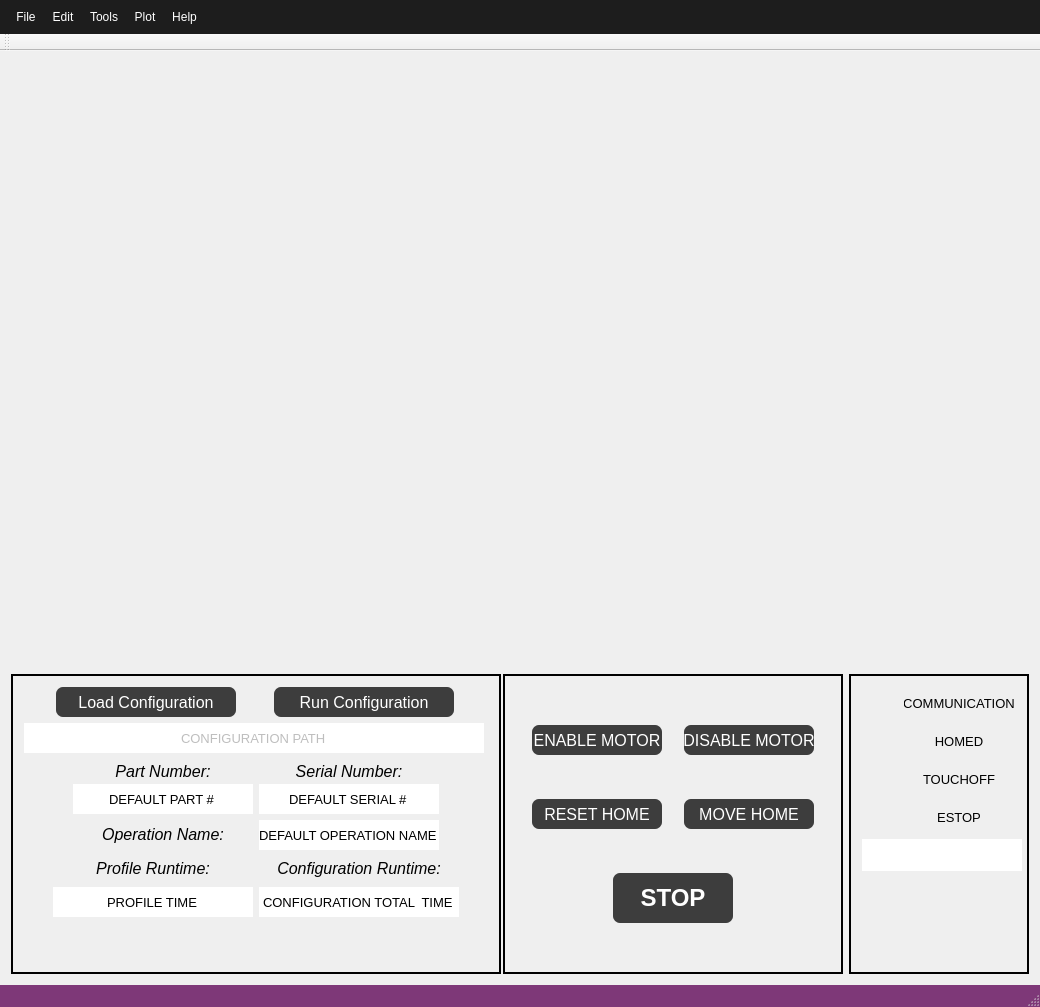
dmherrington/ECM-Control-System, file src/ECM_gui/ECM_controller_gui.ui: the form before one commit.
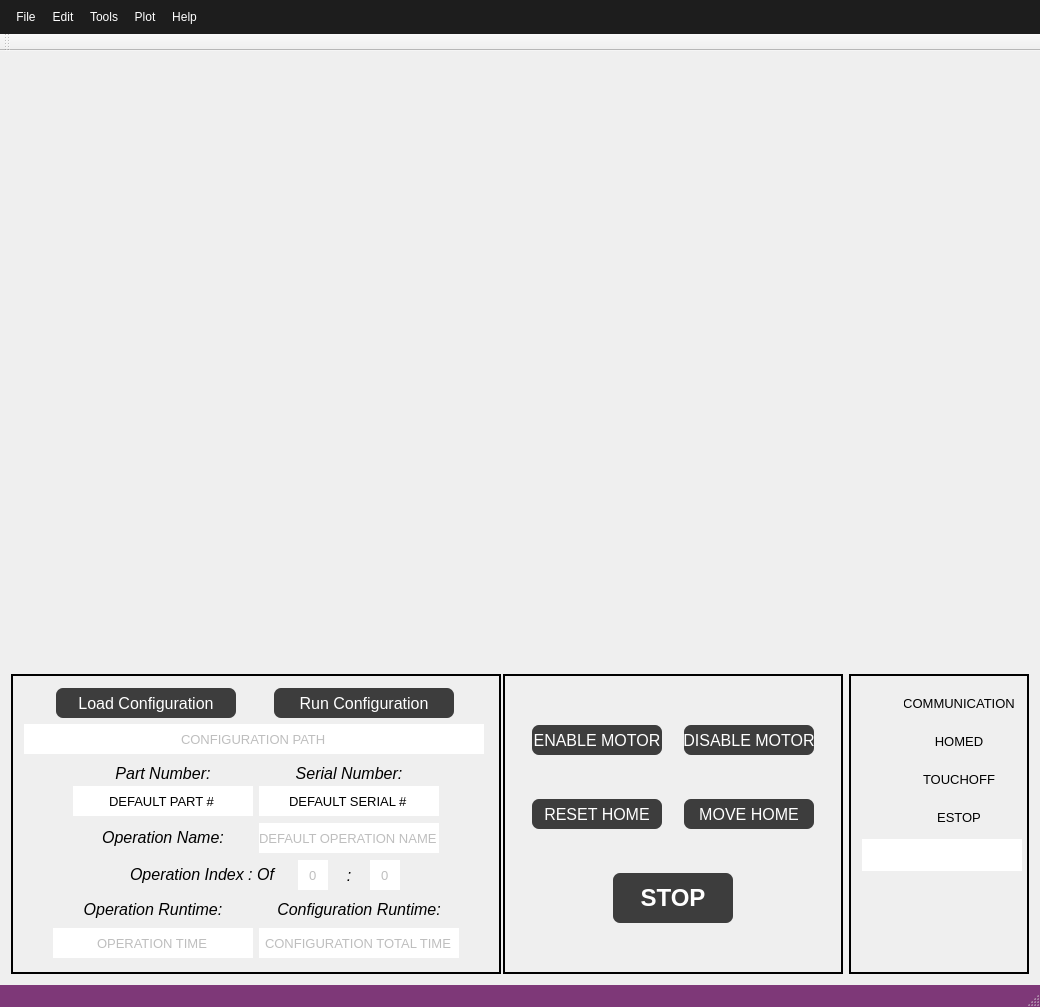
The form after the commit. Custom widgets are drawn as their Qt base class.

Commit message: Updated Motion Profile Interface

The edit to the form file:
```diff
--- a/src/ECM_gui/ECM_controller_gui.ui
+++ b/src/ECM_gui/ECM_controller_gui.ui
@@ -540,6 +540,9 @@
          </item>
          <item>
           <widget class="QLineEdit" name="lineEdit_OperationName">
+           <property name="enabled">
+            <bool>false</bool>
+           </property>
            <property name="sizePolicy">
             <sizepolicy hsizetype="Fixed" vsizetype="Fixed">
              <horstretch>0</horstretch>
@@ -590,6 +593,186 @@
         </layout>
        </item>
        <item row="3" column="0">
+        <layout class="QHBoxLayout" name="horizontalLayout_8">
+         <item>
+          <spacer name="horizontalSpacer_9">
+           <property name="orientation">
+            <enum>Qt::Horizontal</enum>
+           </property>
+           <property name="sizeHint" stdset="0">
+            <size>
+             <width>20</width>
+             <height>20</height>
+            </size>
+           </property>
+          </spacer>
+         </item>
+         <item>
+          <widget class="QLabel" name="label_OperationIndex">
+           <property name="sizePolicy">
+            <sizepolicy hsizetype="Fixed" vsizetype="Fixed">
+             <horstretch>0</horstretch>
+             <verstretch>0</verstretch>
+            </sizepolicy>
+           </property>
+           <property name="minimumSize">
+            <size>
+             <width>180</width>
+             <height>25</height>
+            </size>
+           </property>
+           <property name="maximumSize">
+            <size>
+             <width>180</width>
+             <height>25</height>
+            </size>
+           </property>
+           <property name="font">
+            <font>
+             <pointsize>12</pointsize>
+             <weight>50</weight>
+             <italic>true</italic>
+             <bold>false</bold>
+            </font>
+           </property>
+           <property name="text">
+            <string>Operation Index : Of</string>
+           </property>
+           <property name="alignment">
+            <set>Qt::AlignCenter</set>
+           </property>
+          </widget>
+         </item>
+         <item>
+          <widget class="QLineEdit" name="lineEdit_OperationIndex">
+           <property name="enabled">
+            <bool>false</bool>
+           </property>
+           <property name="sizePolicy">
+            <sizepolicy hsizetype="Fixed" vsizetype="Fixed">
+             <horstretch>0</horstretch>
+             <verstretch>0</verstretch>
+            </sizepolicy>
+           </property>
+           <property name="minimumSize">
+            <size>
+             <width>30</width>
+             <height>30</height>
+            </size>
+           </property>
+           <property name="maximumSize">
+            <size>
+             <width>30</width>
+             <height>30</height>
+            </size>
+           </property>
+           <property name="font">
+            <font>
+             <pointsize>10</pointsize>
+            </font>
+           </property>
+           <property name="text">
+            <string>0</string>
+           </property>
+           <property name="alignment">
+            <set>Qt::AlignCenter</set>
+           </property>
+           <property name="readOnly">
+            <bool>true</bool>
+           </property>
+          </widget>
+         </item>
+         <item>
+          <widget class="QLabel" name="label_OperationIndexColon">
+           <property name="sizePolicy">
+            <sizepolicy hsizetype="Fixed" vsizetype="Fixed">
+             <horstretch>0</horstretch>
+             <verstretch>0</verstretch>
+            </sizepolicy>
+           </property>
+           <property name="minimumSize">
+            <size>
+             <width>30</width>
+             <height>30</height>
+            </size>
+           </property>
+           <property name="maximumSize">
+            <size>
+             <width>30</width>
+             <height>30</height>
+            </size>
+           </property>
+           <property name="font">
+            <font>
+             <pointsize>12</pointsize>
+             <weight>50</weight>
+             <italic>true</italic>
+             <bold>false</bold>
+            </font>
+           </property>
+           <property name="text">
+            <string>:</string>
+           </property>
+           <property name="alignment">
+            <set>Qt::AlignCenter</set>
+           </property>
+          </widget>
+         </item>
+         <item>
+          <widget class="QLineEdit" name="lineEdit_OperationIndexTotal">
+           <property name="enabled">
+            <bool>false</bool>
+           </property>
+           <property name="sizePolicy">
+            <sizepolicy hsizetype="Fixed" vsizetype="Fixed">
+             <horstretch>0</horstretch>
+             <verstretch>0</verstretch>
+            </sizepolicy>
+           </property>
+           <property name="minimumSize">
+            <size>
+             <width>30</width>
+             <height>30</height>
+            </size>
+           </property>
+           <property name="maximumSize">
+            <size>
+             <width>30</width>
+             <height>30</height>
+            </size>
+           </property>
+           <property name="font">
+            <font>
+             <pointsize>10</pointsize>
+            </font>
+           </property>
+           <property name="text">
+            <string>0</string>
+           </property>
+           <property name="alignment">
+            <set>Qt::AlignCenter</set>
+           </property>
+           <property name="readOnly">
+            <bool>true</bool>
+           </property>
+          </widget>
+         </item>
+         <item>
+          <spacer name="horizontalSpacer_10">
+           <property name="orientation">
+            <enum>Qt::Horizontal</enum>
+           </property>
+           <property name="sizeHint" stdset="0">
+            <size>
+             <width>20</width>
+             <height>20</height>
+            </size>
+           </property>
+          </spacer>
+         </item>
+        </layout>
+       </item>
+       <item row="4" column="0">
         <layout class="QHBoxLayout" name="horizontalLayout_5">
          <item>
           <spacer name="horizontalSpacer_3">
@@ -637,7 +820,7 @@
                 </font>
                </property>
                <property name="text">
-                <string>Profile Runtime:</string>
+                <string>Operation Runtime:</string>
                </property>
                <property name="alignment">
                 <set>Qt::AlignCenter</set>
@@ -645,7 +828,10 @@
               </widget>
              </item>
              <item>
-              <widget class="QLineEdit" name="lineEdit_ProfileTime">
+              <widget class="QLineEdit" name="lineEdit_OperationTime">
+               <property name="enabled">
+                <bool>false</bool>
+               </property>
                <property name="sizePolicy">
                 <sizepolicy hsizetype="Fixed" vsizetype="Fixed">
                  <horstretch>0</horstretch>
@@ -676,7 +862,7 @@
                 <string extracomment="Number associated with the part and accompanying logging directory."/>
                </property>
                <property name="text">
-                <string>PROFILE TIME</string>
+                <string>OPERATION TIME</string>
                </property>
                <property name="alignment">
                 <set>Qt::AlignCenter</set>
@@ -731,6 +917,9 @@
              </item>
              <item>
               <widget class="QLineEdit" name="lineEdit_ConfigurationTime">
+               <property name="enabled">
+                <bool>false</bool>
+               </property>
                <property name="sizePolicy">
                 <sizepolicy hsizetype="Fixed" vsizetype="Fixed">
                  <horstretch>0</horstretch>
@@ -761,7 +950,7 @@
                 <string extracomment="Number associated with the part and accompanying logging directory."/>
                </property>
                <property name="text">
-                <string>CONFIGURATION TOTAL  TIME</string>
+                <string>CONFIGURATION TOTAL TIME</string>
                </property>
                <property name="alignment">
                 <set>Qt::AlignCenter</set>
@@ -790,19 +979,6 @@
          </item>
         </layout>
        </item>
-       <item row="4" column="0">
-        <spacer name="verticalSpacer_2">
-         <property name="orientation">
-          <enum>Qt::Vertical</enum>
-         </property>
-         <property name="sizeHint" stdset="0">
-          <size>
-           <width>5</width>
-           <height>5</height>
-          </size>
-         </property>
-        </spacer>
-       </item>
       </layout>
      </widget>
     </item>
```
Left out of the diff: 3 changed lines with no effect on the pictures. The commit also changes 37 other files.
